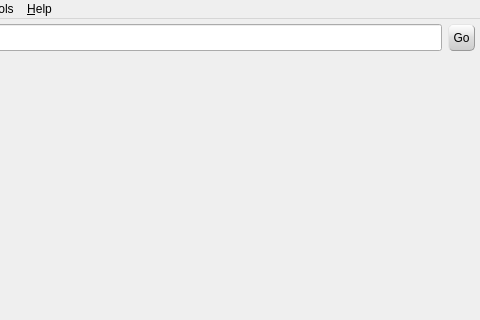
Above: mainwindow.ui from MayaPosch/WildFox before the change; both pictures show x 261 to 741 and y 0 to 320 of the 741 by 681 pixel window. Below: the same form after it.
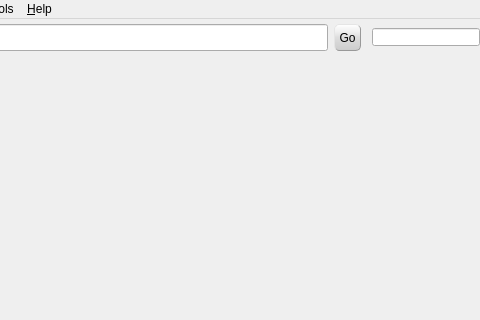
That is the form after the change. Icons and pictures are not drawn.

Patch:
```diff
--- a/mainwindow.ui
+++ b/mainwindow.ui
@@ -148,6 +148,19 @@
         </property>
        </widget>
       </item>
+      <item>
+       <widget class="QLineEdit" name="searchBar">
+        <property name="sizePolicy">
+         <sizepolicy hsizetype="Minimum" vsizetype="Fixed">
+          <horstretch>0</horstretch>
+          <verstretch>0</verstretch>
+         </sizepolicy>
+        </property>
+        <property name="toolTip">
+         <string>Search query</string>
+        </property>
+       </widget>
+      </item>
      </layout>
     </item>
     <item>
```
Left out of the diff: 2 changed lines with no effect on the pictures.
